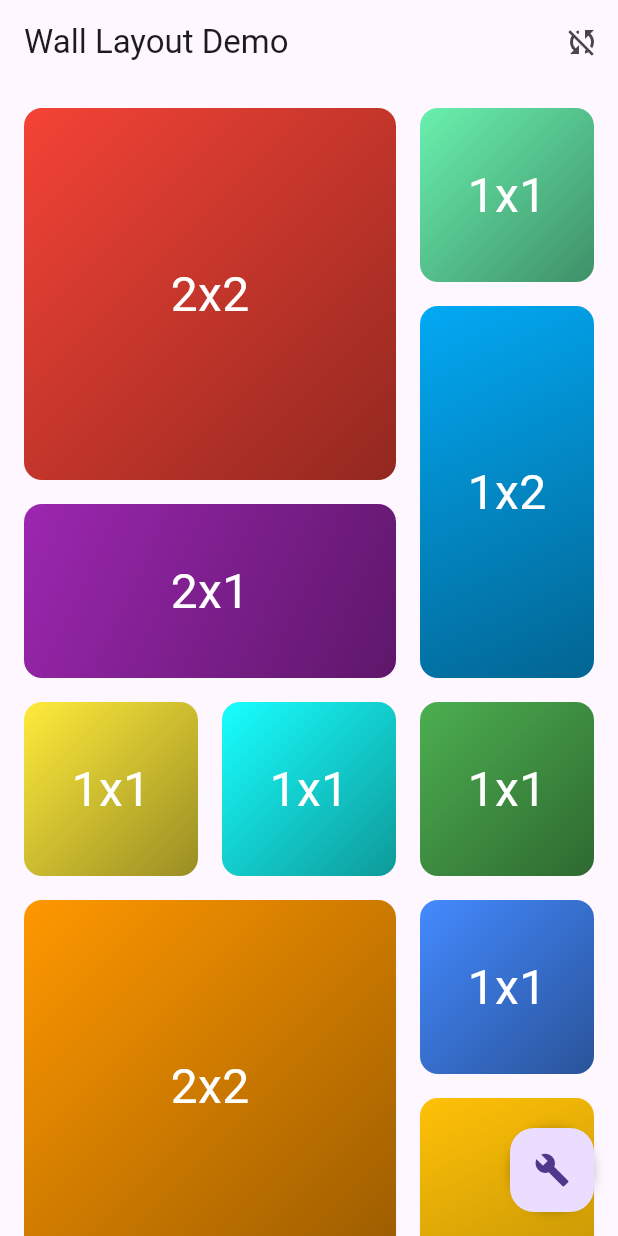
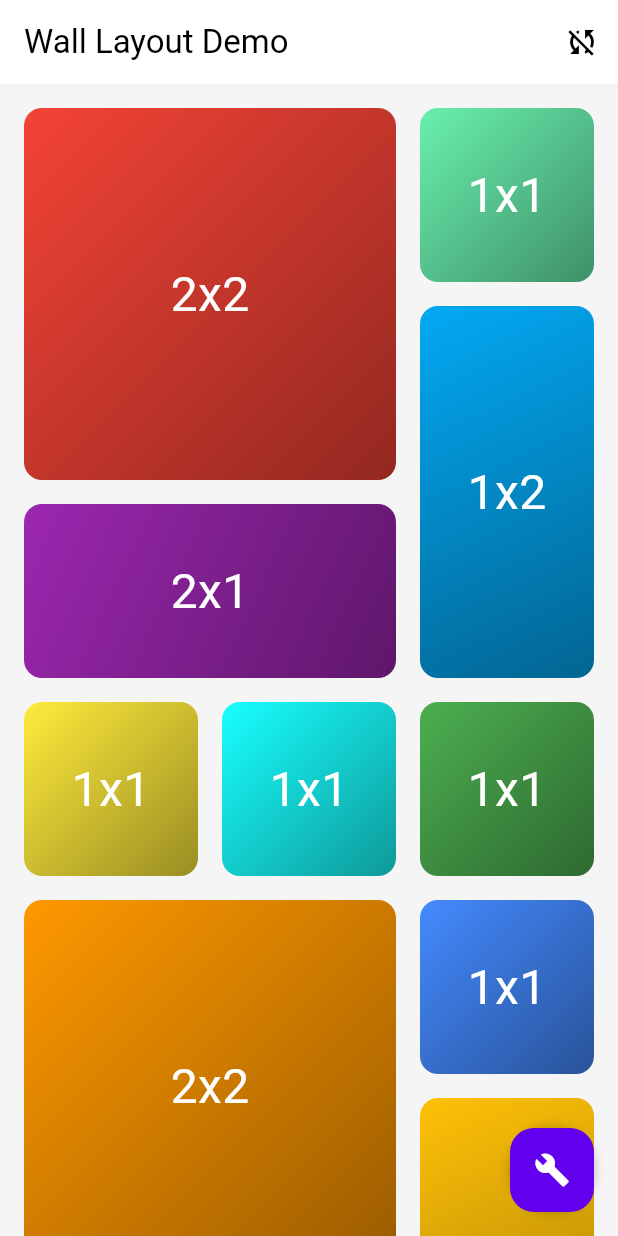
Before and after one commit to GONZALEZD/flutter_wall_layout, a Flutter app: the screen it shows after launch, on a phone screen of 412 x 824 dp. Run offline on Flutter 3.47's test engine with Material 3 defaults, Android fonts, the phone set to English and light mode, and no system bars.

Commit message:
Fix more deprecation warnings in example

```diff
--- a/example/lib/main.dart
+++ b/example/lib/main.dart
@@ -18,7 +18,7 @@ class MyApp extends StatelessWidget {
       theme: ThemeData(
         primarySwatch: Colors.blue,
         visualDensity: VisualDensity.adaptivePlatformDensity,
-        backgroundColor: Color(0xFFF5F5F5),
+        colorScheme: ColorScheme.light(background: Color(0xFFF5F5F5)),
       ),
       home: MyHomePage(title: 'Wall Layout Demo'),
     );
@@ -60,7 +60,7 @@ class _MyHomePageState extends State<MyHomePage> with TickerProviderStateMixin {
 
   @override
   Widget build(BuildContext context) {
-    final backgroundColor = Theme.of(context).backgroundColor;
+    final backgroundColor = Theme.of(context).colorScheme.background;
     return Scaffold(
       backgroundColor: backgroundColor,
       appBar: AppBar(
@@ -99,7 +99,7 @@ class _MyHomePageState extends State<MyHomePage> with TickerProviderStateMixin {
       child: Container(
         margin: EdgeInsets.only(left: 32),
         decoration: BoxDecoration(
-          color: Theme.of(context).backgroundColor,
+          color: Theme.of(context).colorScheme.background,
           boxShadow: [
             BoxShadow(color: Colors.black26, blurRadius: 6.0),
           ],
```
